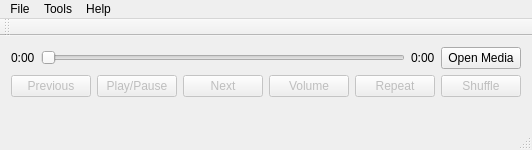
Above: xmpmainwindow.ui from sonulohani/xplicitmusicplayer before the change. Below: the same form after it.
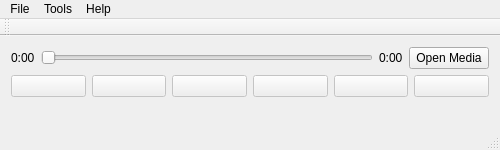
That is the form after the change.

```diff
--- a/xmpmainwindow.ui
+++ b/xmpmainwindow.ui
@@ -58,7 +58,7 @@
          <bool>false</bool>
         </property>
         <property name="text">
-         <string>Previous</string>
+         <string/>
         </property>
        </widget>
       </item>
@@ -68,7 +68,7 @@
          <bool>false</bool>
         </property>
         <property name="text">
-         <string>Play/Pause</string>
+         <string/>
         </property>
        </widget>
       </item>
@@ -78,7 +78,7 @@
          <bool>false</bool>
         </property>
         <property name="text">
-         <string>Next</string>
+         <string/>
         </property>
        </widget>
       </item>
@@ -88,7 +88,7 @@
          <bool>false</bool>
         </property>
         <property name="text">
-         <string>Volume</string>
+         <string/>
         </property>
        </widget>
       </item>
@@ -98,7 +98,7 @@
          <bool>false</bool>
         </property>
         <property name="text">
-         <string>Repeat</string>
+         <string/>
         </property>
        </widget>
       </item>
@@ -108,7 +108,7 @@
          <bool>false</bool>
         </property>
         <property name="text">
-         <string>Shuffle</string>
+         <string/>
         </property>
        </widget>
       </item>
```
